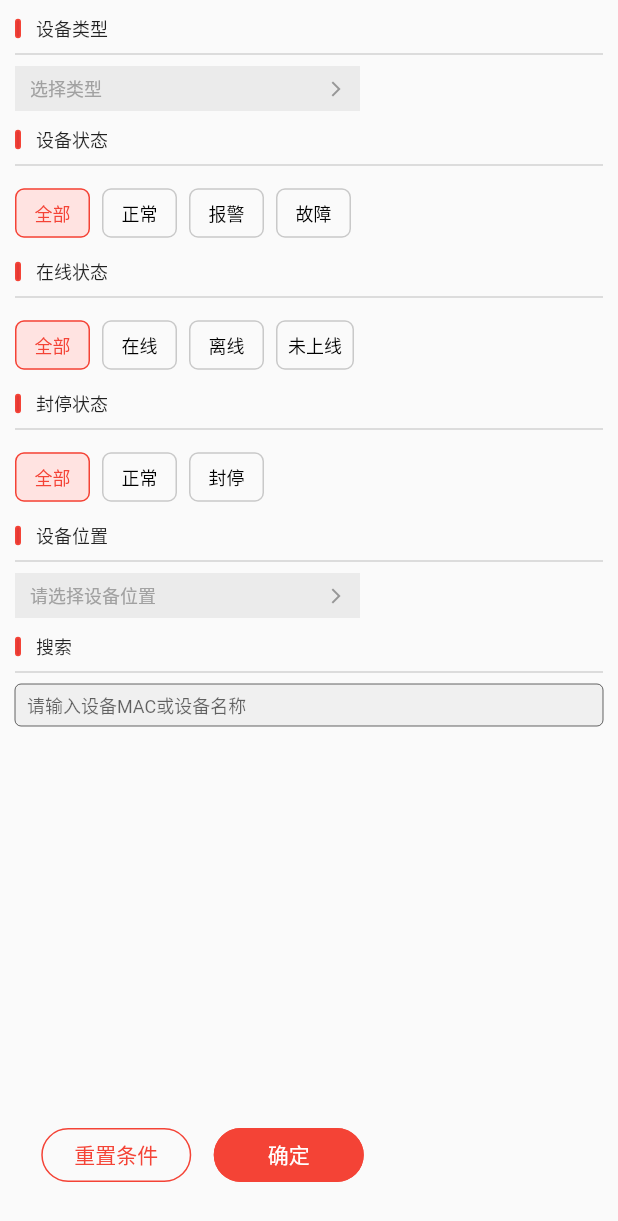
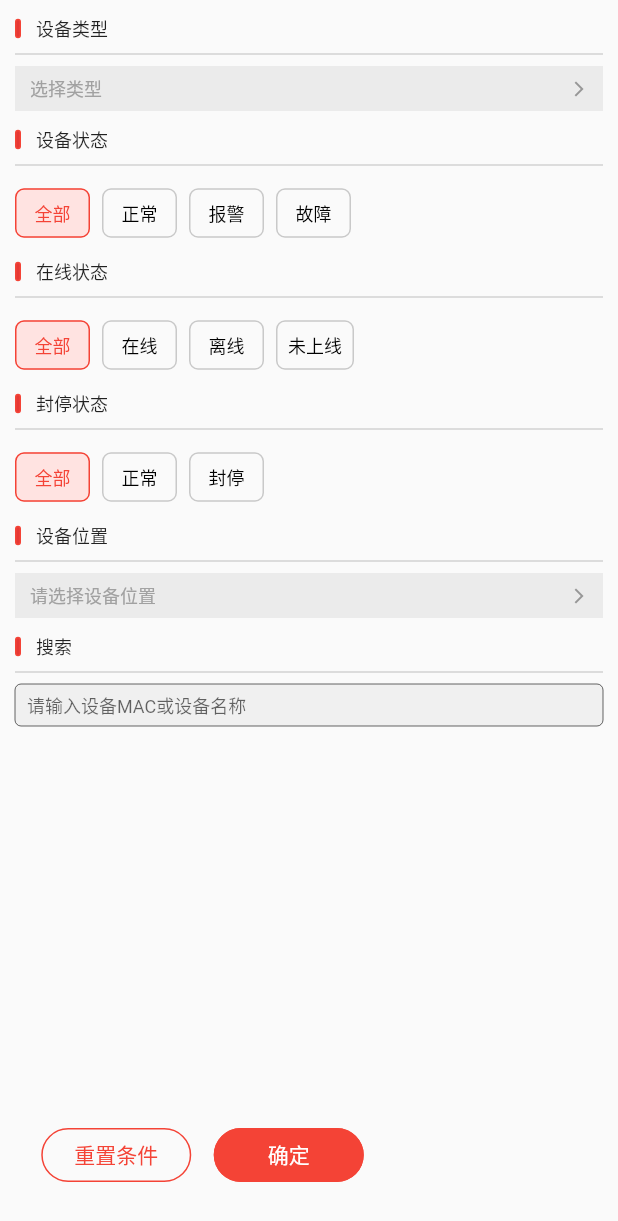
Before and after one commit to remloyal/flutter_app, a Flutter app: the DeviceFilter widget shown alone on an empty page, opened directly with empty values, after a tap on "重置条件", on a phone screen of 412 x 824 dp. Shown: the top 1221 px of the screen. Run offline on Flutter 3.47's test engine with Material 2 defaults, Android fonts, the phone set to English and light mode, and no system bars; drawn by our look-alikes of pull_to_refresh; our stand-ins replace dio, fluttertoast, logger, package_info_plus, shared_preferences; missing offline and left inert: stomp_dart_client, umeng_push_sdk; accounts and stored records are empty; network calls fail.

Commit message:
优化键盘弹出挤压，部分样式

```diff
--- a/lib/pages/device/device_filter.dart
+++ b/lib/pages/device/device_filter.dart
@@ -99,6 +99,7 @@ class _DeviceFilterState extends State<DeviceFilter> {
                           _deviceParam.initial();
                           stateKey = GlobalKey();
                           _position.clear();
+                          selectedValue = null;
                           _reloadTextSetter(() {});
                         },
                         child: const Text(
@@ -340,7 +341,9 @@ class _DeviceFilterState extends State<DeviceFilter> {
               )),
           const CardTitle(text: '搜索'),
           TextField(
-            controller: _search,
+            controller: _search
+              ..selection = TextSelection.fromPosition(
+                  TextPosition(offset: _deviceParam.keyword!.length)),
             style: const TextStyle(fontSize: 12),
             scrollPadding: const EdgeInsets.symmetric(vertical: 4.0),
             decoration: const InputDecoration(
--- a/lib/pages/home/unit_select.dart
+++ b/lib/pages/home/unit_select.dart
@@ -12,6 +12,7 @@ class _UnitSelectState extends State<UnitSelect> {
   @override
   Widget build(BuildContext context) {
     return Scaffold(
+      resizeToAvoidBottomInset: false,
       appBar: AppBar(
         title: Text("选择单位"),
       ),
--- a/lib/pages/index.dart
+++ b/lib/pages/index.dart
@@ -92,6 +92,7 @@ class _IndexPageState extends State<IndexPage> {
         // selectedItemColor: Theme.of(context).primaryColor,
         // backgroundColor: Colors.white,
       ),
+      resizeToAvoidBottomInset: false,
     );
   }
 
--- a/lib/pages/login/login.dart
+++ b/lib/pages/login/login.dart
@@ -25,6 +25,7 @@ class _LoginState extends State<Login> {
   @override
   Widget build(BuildContext context) {
     return Scaffold(
+        resizeToAvoidBottomInset: false,
         body: Container(
             width: MediaQuery.of(context).size.width,
             height: MediaQuery.of(context).size.height,
--- a/lib/widgets/cascader.dart
+++ b/lib/widgets/cascader.dart
@@ -122,6 +122,7 @@ class _CascaderState extends State<Cascader> with TickerProviderStateMixin {
               child: Column(children: [
                 Expanded(
                   child: Scaffold(
+                    resizeToAvoidBottomInset: false,
                     appBar: TabBar(
                       tabs: _myTabs,
                       controller: _tabController,
--- a/lib/widgets/cell.dart
+++ b/lib/widgets/cell.dart
@@ -1,10 +1,9 @@
 import 'package:flutter/material.dart';
 
 class Cell extends StatelessWidget {
-  const Cell({super.key, required this.text, required this.onTap, this.width});
+  const Cell({super.key, required this.text, required this.onTap});
   final String text;
   final Function onTap;
-  final double? width;
   @override
   Widget build(BuildContext context) {
     return InkWell(
@@ -12,7 +11,6 @@ class Cell extends StatelessWidget {
           onTap();
         },
         child: Container(
-          width: width ?? 230,
           padding:
               const EdgeInsets.only(left: 10, right: 10, top: 6, bottom: 6),
           decoration:
@@ -20,11 +18,11 @@ class Cell extends StatelessWidget {
           child: Row(
             mainAxisAlignment: MainAxisAlignment.spaceBetween,
             children: [
-              SizedBox(
-                // padding: const EdgeInsets.all(8.0),
-                width: width != null ? (width! - 40).toDouble() : 190,
+              Expanded(
                 child: Text(
                   text,
+                  maxLines: null, // 允许自动换行
+                  softWrap: true,
                   style: const TextStyle(
                       fontSize: 12, color: Color.fromARGB(255, 161, 161, 161)),
                 ),
```
